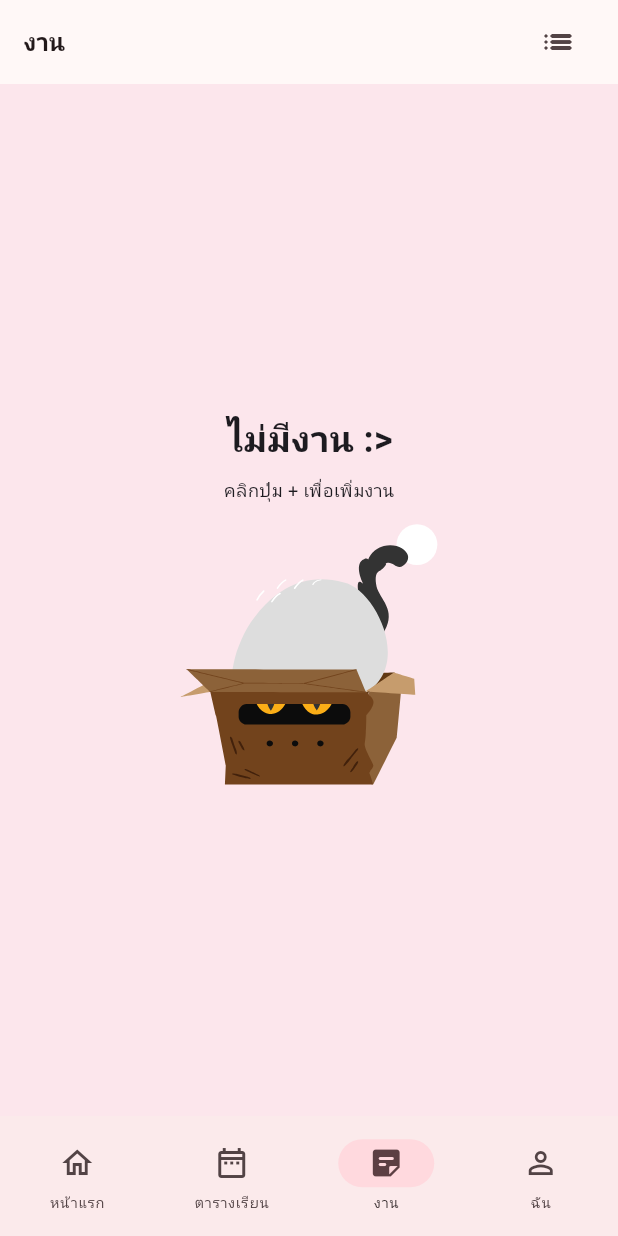
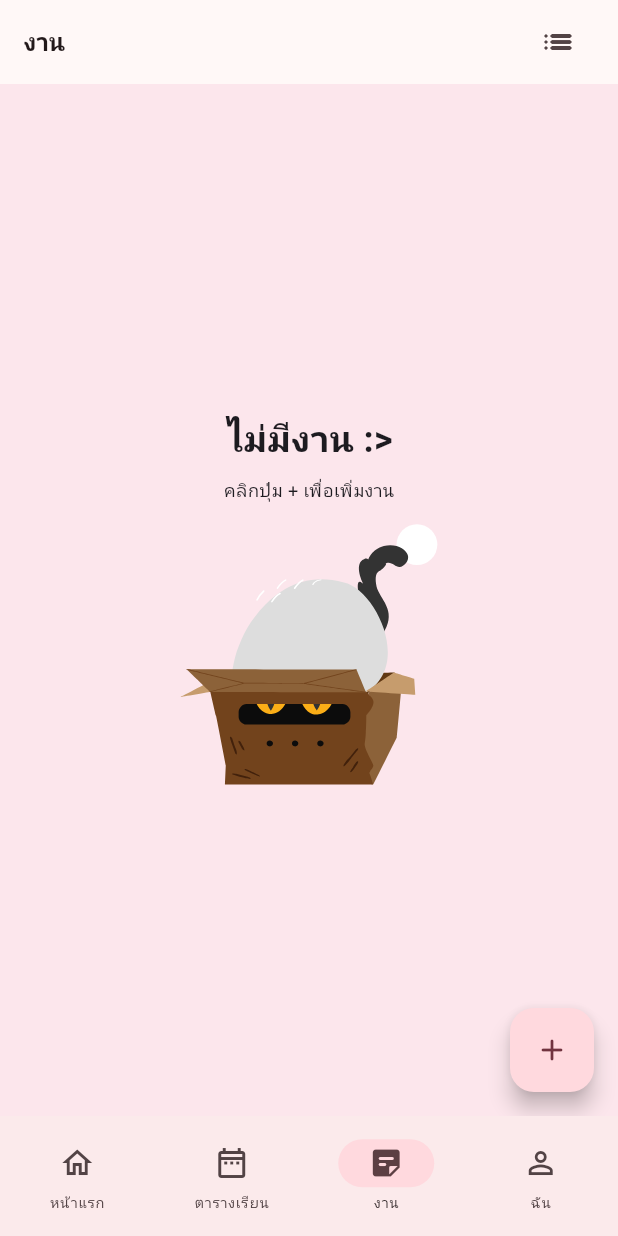
Before and after one commit to cybloxboi/School-Day, a Flutter app: the screen it shows once a user with an empty profile is signed in, item 3 of the bottom bar chosen, on a phone screen of 412 x 824 dp. Run offline on Flutter 3.47's test engine with Material 3 defaults, Android fonts, the phone set to English and light mode, and no system bars; drawn by our look-alikes of lottie; our stand-ins replace animated_text_kit, cached_network_image, cloud_firestore, file_picker, firebase_auth, firebase_core and 12 more; missing offline and left inert: dart:js_interop; accounts and stored records are empty; project files that could hold a hidden picture were left out.

Commit message:
feat: Refactor chat and todo page UI for improved layout and functionality

```diff
--- a/lib/screens/todos/todo_page.dart
+++ b/lib/screens/todos/todo_page.dart
@@ -160,8 +160,7 @@ class _TodoPageState extends State<TodoPage> {
         ],
       ),
       backgroundColor: backgroundColor,
-      floatingActionButton: kDebugMode
-          ? FloatingActionButton(
+      floatingActionButton: FloatingActionButton(
         onPressed: () {
           if (categoryID == null) return;
 
@@ -181,8 +180,7 @@ class _TodoPageState extends State<TodoPage> {
           );
         },
         child: const Icon(Icons.add_rounded),
-            )
-          : null,
+      ),
       body: StreamBuilder(
         stream: _categoryDocument.getCurrentTodosID(_userStream),
         builder: (context, snapshot) {
```
Also changed, not shown: lib/screens/ai/chat_page.dart (+2 -5 lines). Lines whose indentation alone changed are shown as unchanged.
